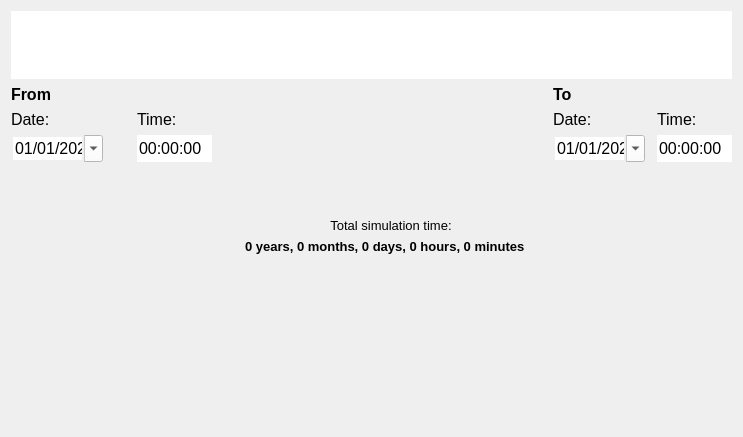
This is threedi_api_qgis_client/ui/page2b.ui in nens/threedi-api-qgis-client as Qt 5 draws it before an edit. The edited form follows.
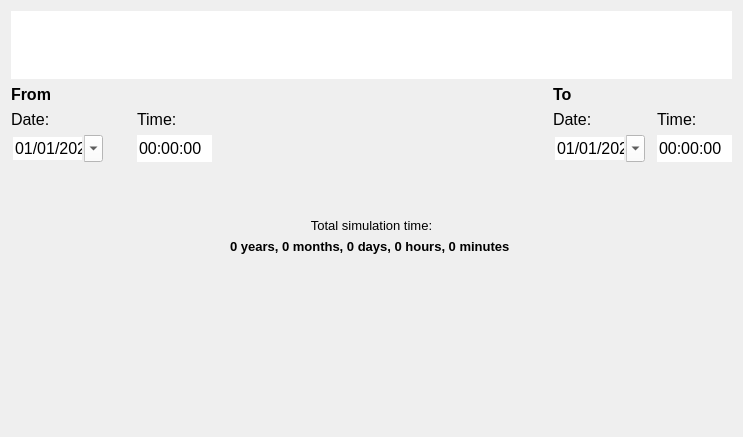
This is the edited form.

Commit message: Work on plugin widgets.

Diff of the .ui file:
```diff
--- a/threedi_api_qgis_client/ui/page2b.ui
+++ b/threedi_api_qgis_client/ui/page2b.ui
@@ -264,40 +264,6 @@
      </property>
     </widget>
    </item>
-   <item row="5" column="3" colspan="3" alignment="Qt::AlignHCenter|Qt::AlignVCenter">
-    <widget class="QLabel" name="label_13">
-     <property name="font">
-      <font>
-       <family>Segoe UI</family>
-       <pointsize>10</pointsize>
-      </font>
-     </property>
-     <property name="text">
-      <string>Total simulation time:</string>
-     </property>
-     <property name="alignment">
-      <set>Qt::AlignCenter</set>
-     </property>
-    </widget>
-   </item>
-   <item row="6" column="2" colspan="5" alignment="Qt::AlignHCenter|Qt::AlignVCenter">
-    <widget class="QLabel" name="label_total_time">
-     <property name="font">
-      <font>
-       <family>Segoe UI</family>
-       <pointsize>10</pointsize>
-       <weight>75</weight>
-       <bold>true</bold>
-      </font>
-     </property>
-     <property name="text">
-      <string>0 years, 0 months, 0 days, 0 hours, 0 minutes </string>
-     </property>
-     <property name="alignment">
-      <set>Qt::AlignCenter</set>
-     </property>
-    </widget>
-   </item>
    <item row="4" column="4">
     <spacer name="verticalSpacer_2">
      <property name="orientation">
@@ -394,6 +360,52 @@
      </property>
     </widget>
    </item>
+   <item row="5" column="0" colspan="8">
+    <widget class="QLabel" name="label_13">
+     <property name="sizePolicy">
+      <sizepolicy hsizetype="Expanding" vsizetype="Preferred">
+       <horstretch>0</horstretch>
+       <verstretch>0</verstretch>
+      </sizepolicy>
+     </property>
+     <property name="font">
+      <font>
+       <family>Segoe UI</family>
+       <pointsize>10</pointsize>
+      </font>
+     </property>
+     <property name="text">
+      <string>Total simulation time:</string>
+     </property>
+     <property name="alignment">
+      <set>Qt::AlignCenter</set>
+     </property>
+    </widget>
+   </item>
+   <item row="6" column="0" colspan="8">
+    <widget class="QLabel" name="label_total_time">
+     <property name="sizePolicy">
+      <sizepolicy hsizetype="Expanding" vsizetype="Preferred">
+       <horstretch>0</horstretch>
+       <verstretch>0</verstretch>
+      </sizepolicy>
+     </property>
+     <property name="font">
+      <font>
+       <family>Segoe UI</family>
+       <pointsize>10</pointsize>
+       <weight>75</weight>
+       <bold>true</bold>
+      </font>
+     </property>
+     <property name="text">
+      <string>0 years, 0 months, 0 days, 0 hours, 0 minutes </string>
+     </property>
+     <property name="alignment">
+      <set>Qt::AlignCenter</set>
+     </property>
+    </widget>
+   </item>
   </layout>
  </widget>
  <resources/>
```
The commit also changes 4 other files.
